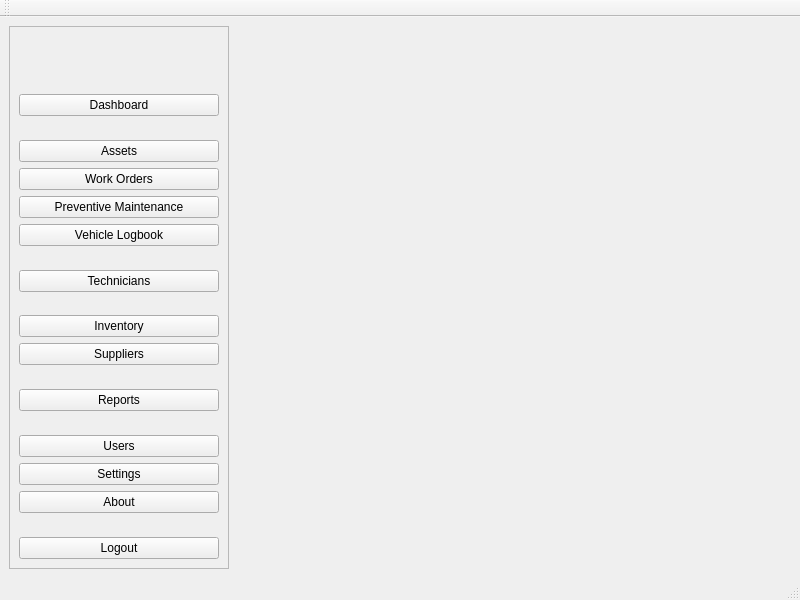
This is app/ui/forms/main_window.ui in Apie-dup/MaintenanceSystem as Qt 5 draws it before an edit. The edited form follows.
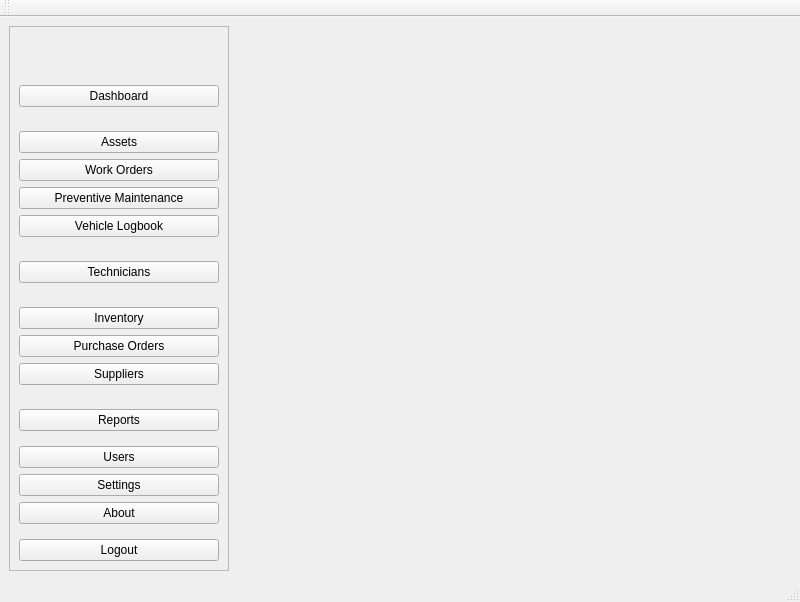
This is the edited form.

Commit message: Add purchase order and reorder management

Diff of the .ui file:
```diff
--- a/app/ui/forms/main_window.ui
+++ b/app/ui/forms/main_window.ui
@@ -7,7 +7,7 @@
     <x>0</x>
     <y>0</y>
     <width>800</width>
-    <height>600</height>
+    <height>602</height>
    </rect>
   </property>
   <property name="windowTitle">
@@ -73,6 +73,19 @@
          </property>
         </widget>
        </item>
+       <item>
+        <spacer name="verticalSpacer_8">
+         <property name="orientation">
+          <enum>Qt::Orientation::Vertical</enum>
+         </property>
+         <property name="sizeHint" stdset="0">
+          <size>
+           <width>20</width>
+           <height>40</height>
+          </size>
+         </property>
+        </spacer>
+       </item>
        <item>
         <spacer name="verticalSpacer">
          <property name="orientation">
@@ -123,6 +136,19 @@
          </property>
         </widget>
        </item>
+       <item>
+        <spacer name="verticalSpacer_9">
+         <property name="orientation">
+          <enum>Qt::Orientation::Vertical</enum>
+         </property>
+         <property name="sizeHint" stdset="0">
+          <size>
+           <width>20</width>
+           <height>40</height>
+          </size>
+         </property>
+        </spacer>
+       </item>
        <item>
         <spacer name="verticalSpacer_3">
          <property name="orientation">
@@ -146,6 +172,19 @@
          </property>
         </widget>
        </item>
+       <item>
+        <spacer name="verticalSpacer_10">
+         <property name="orientation">
+          <enum>Qt::Orientation::Vertical</enum>
+         </property>
+         <property name="sizeHint" stdset="0">
+          <size>
+           <width>20</width>
+           <height>40</height>
+          </size>
+         </property>
+        </spacer>
+       </item>
        <item>
         <spacer name="verticalSpacer_4">
          <property name="orientation">
@@ -169,6 +208,13 @@
          </property>
         </widget>
        </item>
+       <item>
+        <widget class="QPushButton" name="btnPurchaseOrders">
+         <property name="text">
+          <string>Purchase Orders</string>
+         </property>
+        </widget>
+       </item>
        <item>
         <widget class="QPushButton" name="btnSuppliers">
          <property name="text">
@@ -179,6 +225,19 @@
          </property>
         </widget>
        </item>
+       <item>
+        <spacer name="verticalSpacer_11">
+         <property name="orientation">
+          <enum>Qt::Orientation::Vertical</enum>
+         </property>
+         <property name="sizeHint" stdset="0">
+          <size>
+           <width>20</width>
+           <height>40</height>
+          </size>
+         </property>
+        </spacer>
+       </item>
        <item>
         <spacer name="verticalSpacer_5">
          <property name="orientation">
@@ -268,7 +327,7 @@
     <item>
      <widget class="QStackedWidget" name="stackedWidget">
       <property name="currentIndex">
-       <number>3</number>
+       <number>12</number>
       </property>
       <widget class="QWidget" name="pageDashboard"/>
       <widget class="QWidget" name="pageAssets"/>
```
Left out of the diff: 1 changed line with no effect on the pictures. The commit also changes 23 other files.
